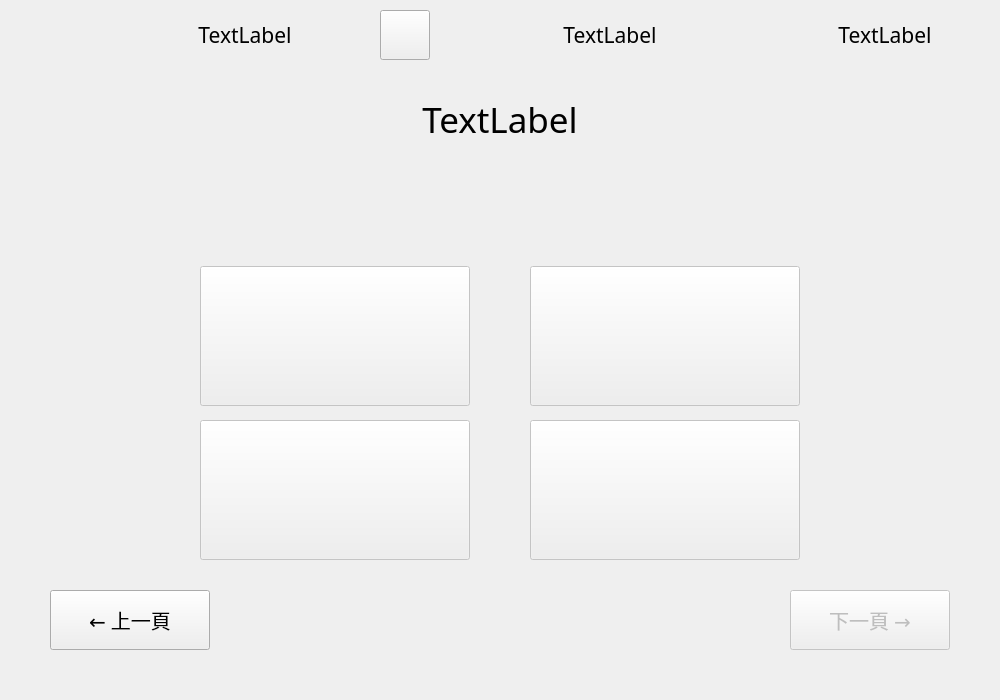
Qt form MultipleChoiceForm.ui (hwc20896/ChineseProj) before a commit.
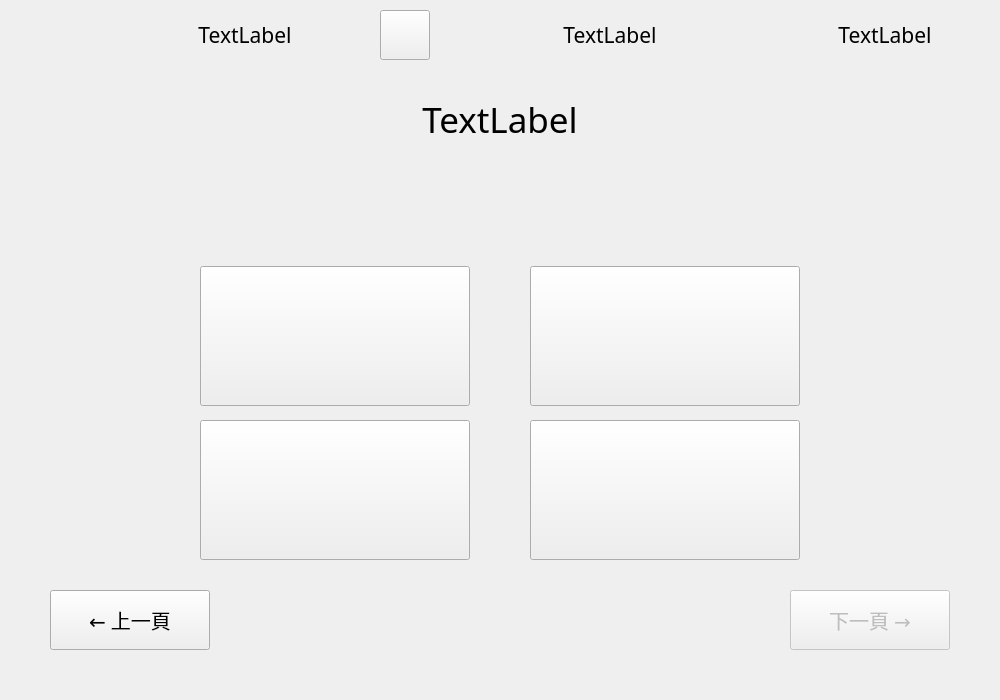
The same form after that commit.

Commit message: Set blank option invisible but not disabled

Patch:
```diff
--- a/MultipleChoiceForm.ui
+++ b/MultipleChoiceForm.ui
@@ -37,7 +37,7 @@
   </widget>
   <widget class="QPushButton" name="optionA">
    <property name="enabled">
-    <bool>false</bool>
+    <bool>true</bool>
    </property>
    <property name="geometry">
     <rect>
@@ -59,7 +59,7 @@
   </widget>
   <widget class="QPushButton" name="optionB">
    <property name="enabled">
-    <bool>false</bool>
+    <bool>true</bool>
    </property>
    <property name="geometry">
     <rect>
@@ -81,7 +81,7 @@
   </widget>
   <widget class="QPushButton" name="optionC">
    <property name="enabled">
-    <bool>false</bool>
+    <bool>true</bool>
    </property>
    <property name="geometry">
     <rect>
@@ -103,7 +103,7 @@
   </widget>
   <widget class="QPushButton" name="optionD">
    <property name="enabled">
-    <bool>false</bool>
+    <bool>true</bool>
    </property>
    <property name="geometry">
     <rect>
```
The commit also changes 2 other files.
